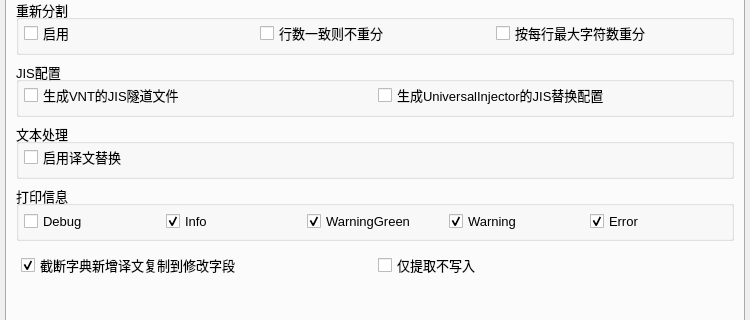
The window that main/ui_mainWindow.ui (satan53x/SExtractor) describes before a commit, drawn with Qt 5; both pictures show x 0 to 750 and y 113 to 433 of the 750 by 600 pixel window.
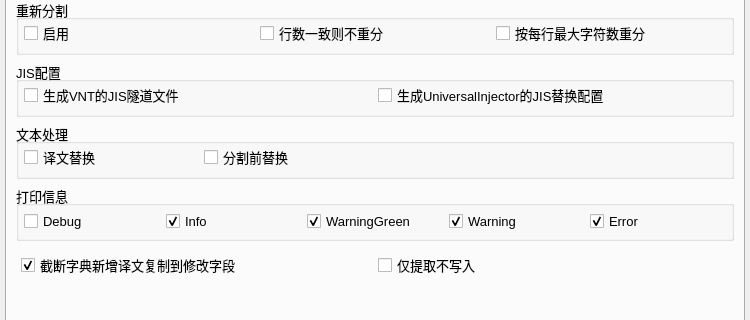
The same window after the commit. The open tabs and pages were chosen to show the change.

Commit message:
添加功能：分割前替换
默认text_conf.json配置：[\r\n]+全替换为\r\n

```diff
--- a/main/ui_mainWindow.ui
+++ b/main/ui_mainWindow.ui
@@ -828,7 +828,7 @@
           <property name="title">
            <string>文本处理</string>
           </property>
-          <layout class="QHBoxLayout" name="horizontalLayout_31">
+          <layout class="QHBoxLayout" name="horizontalLayout_31" stretch="5,5,10">
            <property name="leftMargin">
             <number>5</number>
            </property>
@@ -844,13 +844,33 @@
            <item>
             <widget class="QCheckBox" name="transReplaceCheck">
              <property name="text">
-              <string>启用译文替换</string>
+              <string>译文替换</string>
              </property>
              <property name="checked">
               <bool>false</bool>
              </property>
             </widget>
            </item>
+           <item>
+            <widget class="QCheckBox" name="preReplaceCheck">
+             <property name="text">
+              <string>分割前替换</string>
+             </property>
+            </widget>
+           </item>
+           <item>
+            <spacer name="horizontalSpacer_2">
+             <property name="orientation">
+              <enum>Qt::Horizontal</enum>
+             </property>
+             <property name="sizeHint" stdset="0">
+              <size>
+               <width>40</width>
+               <height>20</height>
+              </size>
+             </property>
+            </spacer>
+           </item>
           </layout>
          </widget>
         </item>
```
The commit also changes 6 other files.
